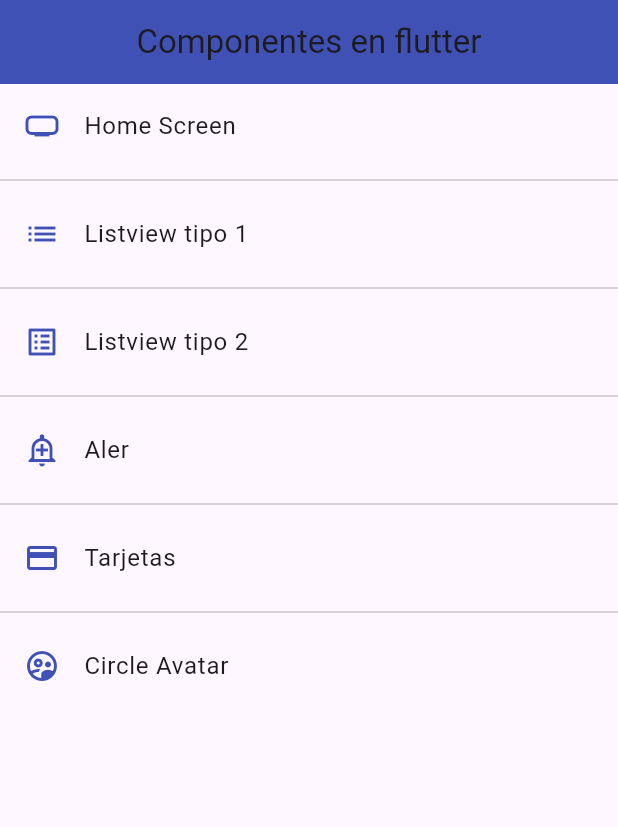
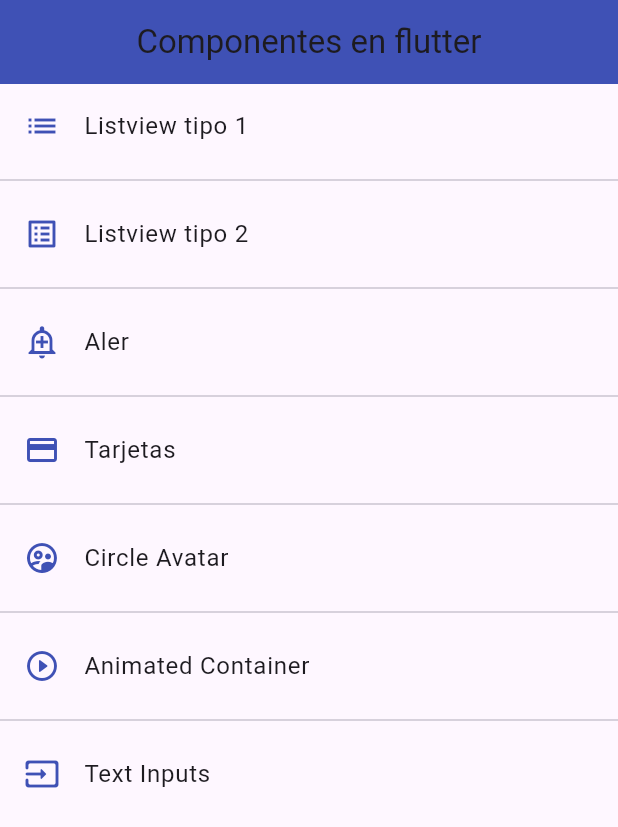
Before and after one commit to fernando061/Flutter, a Flutter app: the screen it shows after launch, on a phone screen of 412 x 824 dp. Shown: the top 827 px of the screen. Run offline on Flutter 3.47's test engine with Material 3 defaults, Android fonts, the phone set to English and light mode, and no system bars.

```diff
--- a/lib/router/app_routes.dart
+++ b/lib/router/app_routes.dart
@@ -8,18 +8,20 @@ class AppRoutes{
   static const initialRoute = 'home';
 
   static final menuOptions = <MenuOption>[
-    MenuOption(route: 'home', name: 'Home Screen', screen: const HomeScreen(), icon: Icons.home_max_sharp),
+    // MenuOption(route: 'home', name: 'Home Screen', screen: const HomeScreen(), icon: Icons.home_max_sharp),
     MenuOption(route: 'listview1', name: 'Listview tipo 1', screen: const Listview1Screen(), icon: Icons.list),
     MenuOption(route: 'listview2', name: 'Listview tipo 2', screen: const Listview2Screen(), icon: Icons.list_alt),
     MenuOption(route: 'alert', name: 'Aler', screen: const AlertScreen(), icon: Icons.add_alert_outlined),
     MenuOption(route: 'card', name: 'Tarjetas', screen: const CardScreen(), icon: Icons.credit_card),
     MenuOption(route: 'avatar', name: 'Circle Avatar', screen: const AvatarScreen(), icon: Icons.supervised_user_circle_outlined),
+    MenuOption(route: 'animated', name: 'Animated Container', screen: const AnimatedScreen(), icon: Icons.play_circle_outline_rounded),
+    MenuOption(route: 'inputs', name: 'Text Inputs', screen: const InputsScreen(), icon: Icons.input_rounded),
 
   ];
   static Map<String, Widget Function(BuildContext)> getAppRoutes(){
 
     Map<String, Widget Function(BuildContext)> appRoutes = {};
-
+    appRoutes.addAll({'home': (BuildContext context) => const HomeScreen()});
     for(final option in menuOptions){
       appRoutes.addAll({option.route: (BuildContext context) => option.screen});
     }
--- a/lib/screens/screens.dart
+++ b/lib/screens/screens.dart
@@ -1,6 +1,10 @@
+
+export 'package:fl_components/screens/inputs_screen.dart';
+
+export 'package:fl_components/screens/alert_screens.dart';
+export 'package:fl_components/screens/animated_screen.dart';
 export 'package:fl_components/screens/avatar_screen.dart';
+export 'package:fl_components/screens/card_screens.dart';
 export 'package:fl_components/screens/home_screens.dart';
-export 'package:fl_components/screens/alert_screens.dart';
-export 'package:fl_components/screens/card_screens.dart';
 export 'package:fl_components/screens/listview1_screen.dart';
 export 'package:fl_components/screens/listview2_screen.dart';
--- a/lib/theme/app_theme.dart
+++ b/lib/theme/app_theme.dart
@@ -22,6 +22,33 @@ class AppTheme{
           backgroundColor: primary,
           elevation: 5
         ),
+
+        elevatedButtonTheme: ElevatedButtonThemeData(
+          style: ElevatedButton.styleFrom(
+            backgroundColor: Colors.indigo,
+            shape: const StadiumBorder(),
+            elevation: 0
+          )
+        ),
+
+        inputDecorationTheme: const InputDecorationTheme(
+          floatingLabelStyle: TextStyle(
+            color: primary
+          ),
+          enabledBorder: OutlineInputBorder(
+            borderSide: BorderSide( color: primary),
+            borderRadius: BorderRadius.only(bottomLeft: Radius.circular(10), topRight: Radius.circular(10))
+          ),
+          focusedBorder: OutlineInputBorder(
+            borderSide: BorderSide( color: primary),
+            borderRadius: BorderRadius.only(bottomLeft: Radius.circular(10), topRight: Radius.circular(10))
+          ),
+          border: OutlineInputBorder(
+            borderRadius: BorderRadius.only(bottomLeft: Radius.circular(10),topRight: Radius.circular(10))
+          )
+        )
+
+
         // textTheme: const TextTheme(
         //   bodyLarge: TextStyle(color: Colors.white), // Establece el color del texto en blanco
         //   bodyMedium: TextStyle(color: Colors.white),
@@ -54,6 +81,8 @@ class AppTheme{
           elevation: 0
         ),
 
-        scaffoldBackgroundColor: Colors.black
+        scaffoldBackgroundColor: Colors.black,
+
+
       );
 }
--- a/lib/widgets/widgets.dart
+++ b/lib/widgets/widgets.dart
@@ -1,3 +1,3 @@
+export 'package:fl_components/widgets/custom_input_field.dart';
 export 'package:fl_components/widgets/custom_card_type_2.dart';
-
 export 'package:fl_components/widgets/custom_card_type_1.dart';
```
Also changed, not shown: lib/screens/animated_screen.dart (added, +65 -0 lines), lib/screens/inputs_screen.dart (added, +72 -0 lines), lib/widgets/custom_input_field.dart (added, +66 -0 lines).
